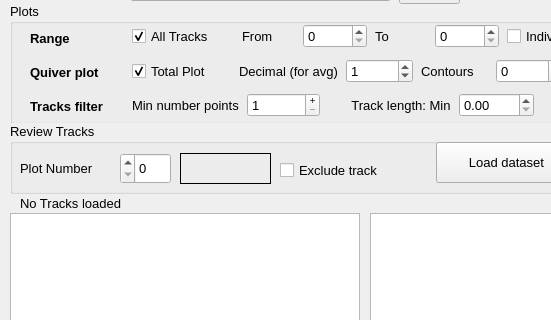
This is tracker.ui in QBI-Microscopy/Tracking as Qt 5 draws it before an edit; both pictures show x 0 to 551 and y 127 to 447 of the 730 by 700 pixel window. The edited form follows.
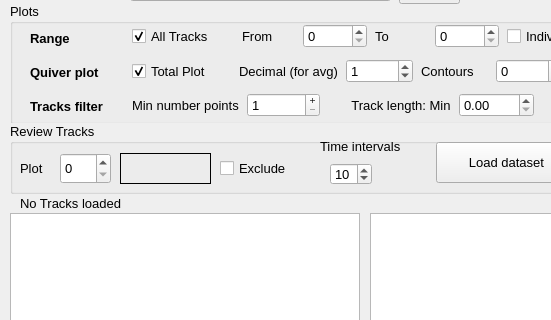
This is the edited form. Icons and pictures are not drawn.

Commit message:
Added tracks interval
Fixed missing track number in msd plots

```diff
--- a/tracker.ui
+++ b/tracker.ui
@@ -877,20 +877,20 @@
     <widget class="QCheckBox" name="checkExclude">
      <property name="geometry">
       <rect>
-       <x>270</x>
-       <y>37</y>
-       <width>111</width>
+       <x>210</x>
+       <y>35</y>
+       <width>71</width>
        <height>21</height>
       </rect>
      </property>
      <property name="text">
-      <string>Exclude track</string>
+      <string>Exclude</string>
      </property>
     </widget>
     <widget class="QLabel" name="labelTotalTracks">
      <property name="geometry">
       <rect>
-       <x>170</x>
+       <x>110</x>
        <y>30</y>
        <width>91</width>
        <height>31</height>
@@ -909,14 +909,14 @@
     <widget class="QSpinBox" name="spinCurrentTrack">
      <property name="geometry">
       <rect>
-       <x>110</x>
+       <x>50</x>
        <y>30</y>
        <width>51</width>
        <height>31</height>
       </rect>
      </property>
      <property name="layoutDirection">
-      <enum>Qt::RightToLeft</enum>
+      <enum>Qt::LeftToRight</enum>
      </property>
     </widget>
     <widget class="QLabel" name="label_6">
@@ -924,12 +924,12 @@
       <rect>
        <x>10</x>
        <y>30</y>
-       <width>91</width>
+       <width>41</width>
        <height>31</height>
       </rect>
      </property>
      <property name="text">
-      <string>Plot Number</string>
+      <string>Plot </string>
      </property>
     </widget>
     <widget class="QPushButton" name="btnReviewDataset">
@@ -945,6 +945,35 @@
       <string>Load dataset</string>
      </property>
     </widget>
+    <widget class="QSpinBox" name="spinIntervals">
+     <property name="geometry">
+      <rect>
+       <x>320</x>
+       <y>40</y>
+       <width>42</width>
+       <height>22</height>
+      </rect>
+     </property>
+     <property name="toolTip">
+      <string>Max time intervals for MSD</string>
+     </property>
+     <property name="value">
+      <number>10</number>
+     </property>
+    </widget>
+    <widget class="QLabel" name="label_19">
+     <property name="geometry">
+      <rect>
+       <x>310</x>
+       <y>13</y>
+       <width>91</width>
+       <height>21</height>
+      </rect>
+     </property>
+     <property name="text">
+      <string>Time intervals</string>
+     </property>
+    </widget>
    </widget>
    <widget class="QSpinBox" name="spinFramerate">
     <property name="geometry">
```
The commit also changes 2 other files.
